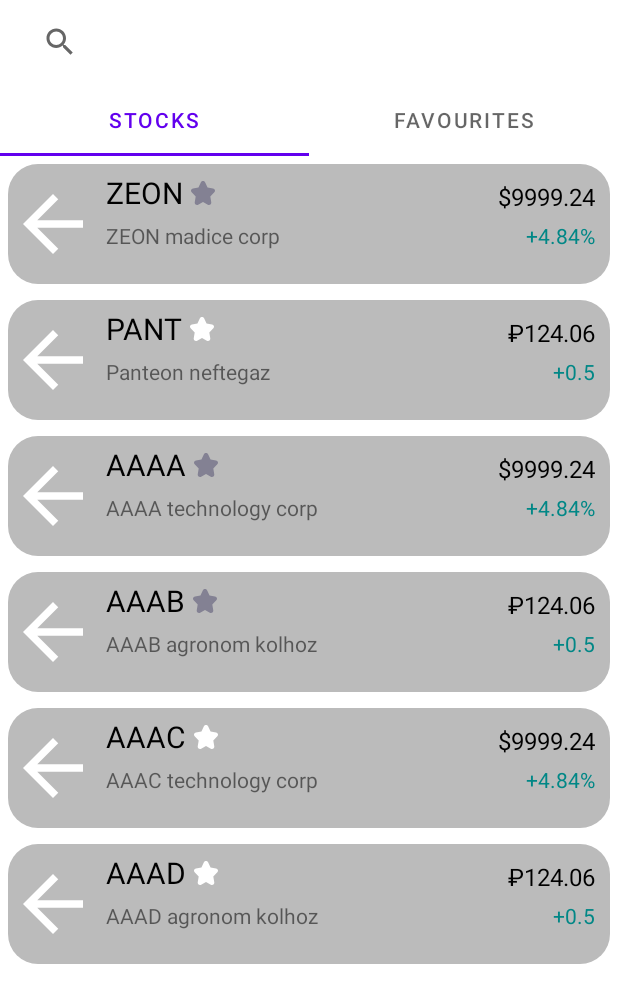
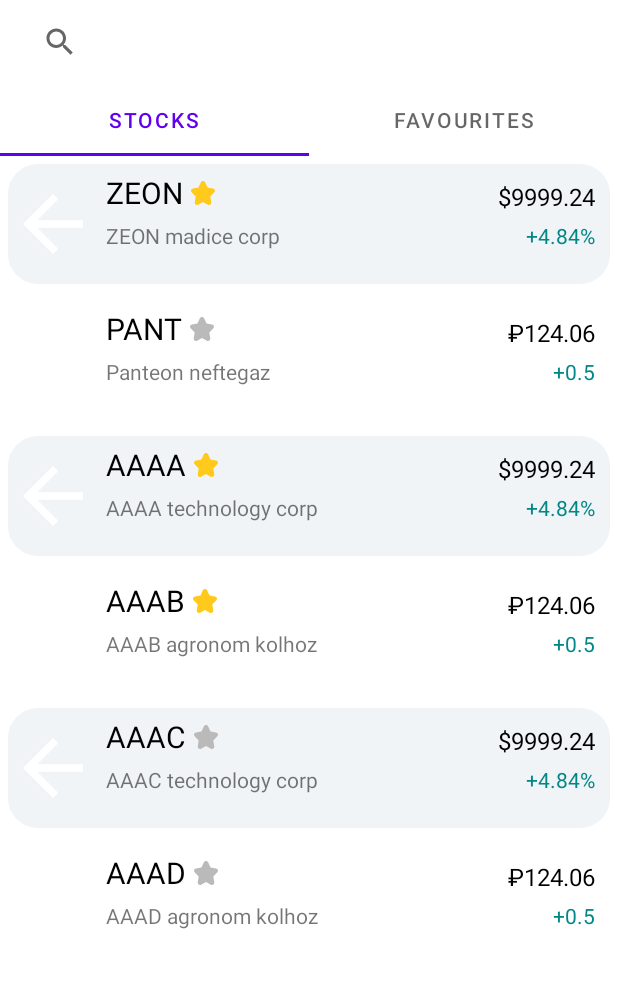
Before and after one commit to YuriZhuravlev/StockObserverApp, an Android app: the screen it shows after launch (MainActivity), after a tap on an icon or button, on a phone screen of 412 x 824 dp. Shown: the top 1003 px of the screen. Run offline under Robolectric (Android 15) with nearby library versions, the phone set to English and light mode, and no system bars.

Commit message:
Сделана правильная логика смены звёздочек

```diff
--- a/app/src/main/java/com/zhuravlev/stockobserverapp/ui/fragment/fragment_list/StockViewHolder.kt
+++ b/app/src/main/java/com/zhuravlev/stockobserverapp/ui/fragment/fragment_list/StockViewHolder.kt
@@ -7,6 +7,7 @@ import androidx.recyclerview.widget.RecyclerView
 import com.zhuravlev.stockobserverapp.R
 
 class StockViewHolder(itemView: View) : RecyclerView.ViewHolder(itemView) {
+    val view = itemView
     val title = itemView.findViewById<TextView>(R.id.item_stock_title)
     val description = itemView.findViewById<TextView>(R.id.item_stock_description)
     val image = itemView.findViewById<ImageView>(R.id.item_stock_image)
--- a/app/src/main/java/com/zhuravlev/stockobserverapp/ui/fragment/fragment_list/StocksAdapter.kt
+++ b/app/src/main/java/com/zhuravlev/stockobserverapp/ui/fragment/fragment_list/StocksAdapter.kt
@@ -2,6 +2,7 @@ package com.zhuravlev.stockobserverapp.ui.fragment.fragment_list
 
 import android.view.LayoutInflater
 import android.view.ViewGroup
+import androidx.core.content.ContextCompat
 import androidx.recyclerview.widget.RecyclerView
 import com.zhuravlev.stockobserverapp.R
 import com.zhuravlev.stockobserverapp.model.Stock
@@ -16,25 +17,30 @@ class StocksAdapter(list: List<Stock>) : RecyclerView.Adapter<StockViewHolder>()
     }
 
     override fun onBindViewHolder(holder: StockViewHolder, position: Int) {
+        val context = holder.view.context
+        if ((position % 2) == 0) {
+            holder.view.background = ContextCompat.getDrawable(context, R.drawable.background_item)
+        }
         with(mList[position]) {
             holder.title.text = this.title
             holder.description.text = this.description
             holder.price.text = this.price
             holder.changePrice.text = this.changePrice
-            if (this.star) {
-                holder.star.setColorFilter(R.color.gold)
-            }
+            holder.star.drawable.setTint(ContextCompat.getColor(context, getColorId(this.star)))
             holder.star.setOnClickListener {
-                if (this.star) {
-                    this.star = false
-                    holder.star.setColorFilter(R.color.white)
-                } else {
-                    this.star = true
-                    holder.star.setColorFilter(R.color.gold)
-                }
+                this.star = !this.star
+                holder.star.drawable.setTint(ContextCompat.getColor(context, getColorId(this.star)))
             }
         }
 
+    }
+
+    private fun getColorId(star: Boolean): Int {
+        return if (star) {
+            R.color.yellow
+        } else {
+            R.color.grey
+        }
     }
 
     override fun getItemCount(): Int {
--- a/app/src/main/res/layout/item_stock.xml
+++ b/app/src/main/res/layout/item_stock.xml
@@ -3,8 +3,7 @@
     xmlns:app="http://schemas.android.com/apk/res-auto"
     android:layout_width="match_parent"
     android:layout_height="80dp"
-    android:layout_margin="@dimen/app_margin"
-    android:background="@drawable/background_item">
+    android:layout_margin="@dimen/app_margin">
 
     <ImageView
         android:id="@+id/item_stock_image"
--- a/app/src/main/res/values/colors.xml
+++ b/app/src/main/res/values/colors.xml
@@ -7,6 +7,7 @@
     <color name="teal_700">#FF018786</color>
     <color name="black">#FF000000</color>
     <color name="white">#FFFFFFFF</color>
-    <color name="background">#BBBBBB</color>
-    <color name="gold">#FFE600</color>
+    <color name="background">#F0F4F7</color>
+    <color name="grey">#BABABA</color>
+    <color name="yellow">#FFCA1C</color>
 </resources>
```
